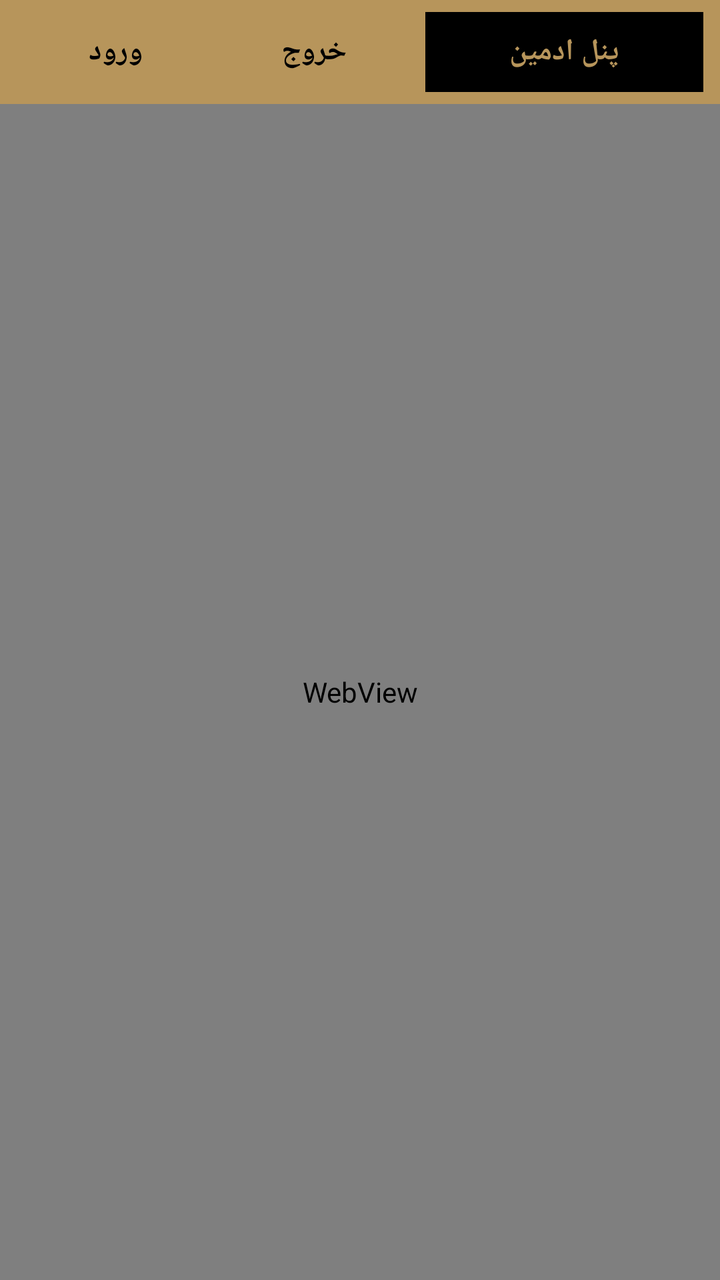
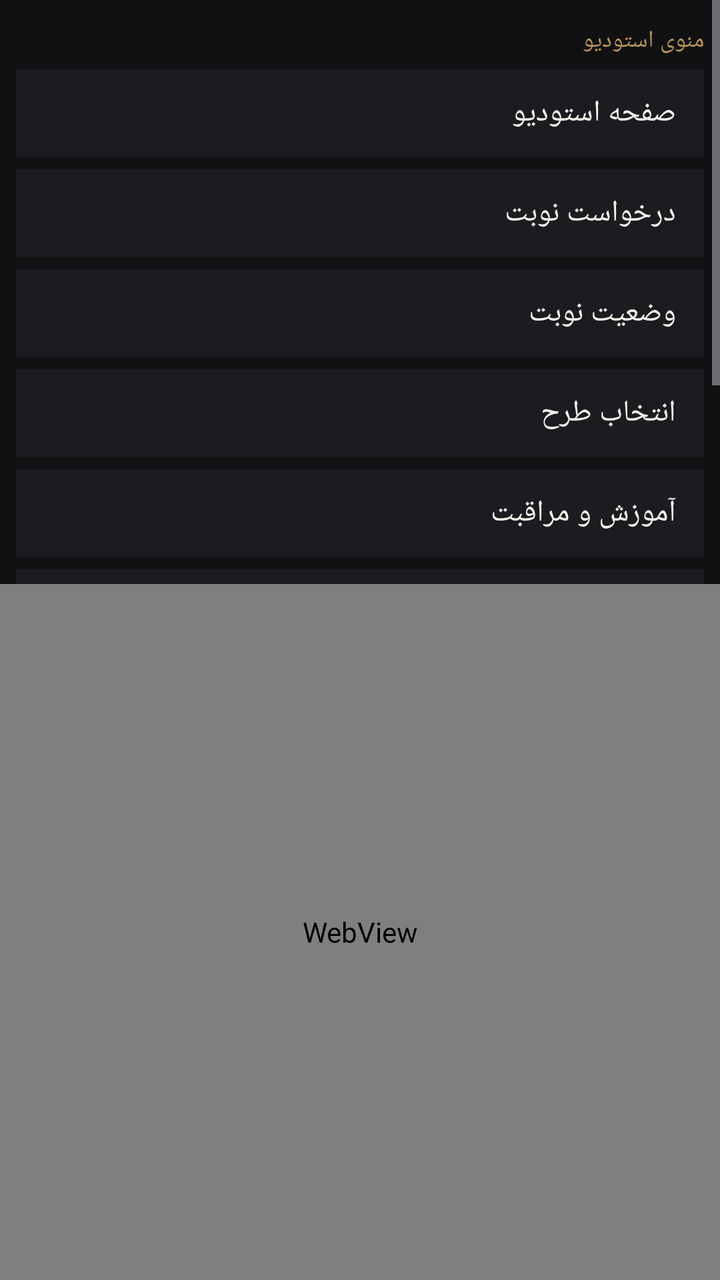

Two renders of the same Android screen: before a commit and after it. Below are the layout's source before the change and the commit's diff.
<!-- AndroidManifest.xml: application theme AppTheme -->
<!-- res/layout/activity_main.xml -->
<?xml version="1.0" encoding="utf-8"?>
<LinearLayout xmlns:android="http://schemas.android.com/apk/res/android"
    android:layout_width="match_parent"
    android:layout_height="match_parent"
    android:background="#0B0B0C"
    android:orientation="vertical">

    <LinearLayout
        android:id="@+id/ownerChrome"
        android:layout_width="match_parent"
        android:layout_height="52dp"
        android:background="#B7955B"
        android:gravity="center_vertical"
        android:orientation="horizontal"
        android:paddingStart="8dp"
        android:paddingEnd="8dp"
        android:visibility="visible">

        <TextView
            android:id="@+id/loginBar"
            android:layout_width="0dp"
            android:layout_height="40dp"
            android:layout_weight="1"
            android:gravity="center"
            android:text="ورود"
            android:textColor="#000000"
            android:textSize="15sp"
            android:textStyle="bold" />

        <TextView
            android:id="@+id/logoutBar"
            android:layout_width="0dp"
            android:layout_height="40dp"
            android:layout_weight="1"
            android:gravity="center"
            android:text="خروج"
            android:textColor="#000000"
            android:textSize="15sp"
            android:textStyle="bold" />

        <TextView
            android:id="@+id/adminBar"
            android:layout_width="0dp"
            android:layout_height="40dp"
            android:layout_marginStart="6dp"
            android:layout_weight="1.4"
            android:background="#000000"
            android:gravity="center"
            android:text="پنل ادمین"
            android:textColor="#B7955B"
            android:textSize="15sp"
            android:textStyle="bold" />
    </LinearLayout>

    <WebView
        android:id="@+id/web"
        android:layout_width="match_parent"
        android:layout_height="0dp"
        android:layout_weight="1"
        android:importantForAutofill="yes" />
</LinearLayout>
<!-- resources referenced by this layout -->
<resources>
  <style name="AppTheme" parent="@android:style/Theme.DeviceDefault.NoActionBar">
          <item name="android:statusBarColor">#0B0B0C</item>
          <item name="android:navigationBarColor">#0B0B0C</item>
          <item name="android:windowBackground">#0B0B0C</item>
          <item name="android:colorPrimary">#B7955B</item>
      </style>
</resources>

<!-- the commit's change to res/layout/activity_main.xml (unified diff, before → after) -->
@@ -5,52 +5,70 @@
     android:background="#0B0B0C"
     android:orientation="vertical">
 
-    <LinearLayout
+    <ScrollView
         android:id="@+id/ownerChrome"
         android:layout_width="match_parent"
-        android:layout_height="52dp"
-        android:background="#B7955B"
-        android:gravity="center_vertical"
-        android:orientation="horizontal"
-        android:paddingStart="8dp"
-        android:paddingEnd="8dp"
-        android:visibility="visible">
+        android:layout_height="292dp"
+        android:background="#111113"
+        android:fillViewport="true">
 
-        <TextView
-            android:id="@+id/loginBar"
-            android:layout_width="0dp"
-            android:layout_height="40dp"
-            android:layout_weight="1"
-            android:gravity="center"
-            android:text="ورود"
-            android:textColor="#000000"
-            android:textSize="15sp"
-            android:textStyle="bold" />
+        <LinearLayout
+            android:layout_width="match_parent"
+            android:layout_height="wrap_content"
+            android:orientation="vertical"
+            android:padding="8dp">
 
-        <TextView
-            android:id="@+id/logoutBar"
-            android:layout_width="0dp"
-            android:layout_height="40dp"
-            android:layout_weight="1"
-            android:gravity="center"
-            android:text="خروج"
-            android:textColor="#000000"
-            android:textSize="15sp"
-            android:textStyle="bold" />
+            <TextView
+                android:layout_width="match_parent"
+                android:layout_height="wrap_content"
+                android:paddingStart="8dp"
+                android:paddingTop="4dp"
+                android:paddingBottom="6dp"
+                android:text="منوی استودیو"
+                android:textColor="#B7955B"
+                android:textSize="12sp" />
 
-        <TextView
-            android:id="@+id/adminBar"
-            android:layout_width="0dp"
-            android:layout_height="40dp"
-            android:layout_marginStart="6dp"
-            android:layout_weight="1.4"
-            android:background="#000000"
-            android:gravity="center"
-            android:text="پنل ادمین"
-            android:textColor="#B7955B"
-            android:textSize="15sp"
-            android:textStyle="bold" />
-    </LinearLayout>
+            <TextView
+                android:id="@+id/menuHome"
+                style="@style/StudioMenuItem"
+                android:text="صفحه استودیو" />
+
+            <TextView
+                android:id="@+id/menuRequest"
+                style="@style/StudioMenuItem"
+                android:text="درخواست نوبت" />
+
+            <TextView
+                android:id="@+id/menuStatus"
+                style="@style/StudioMenuItem"
+                android:text="وضعیت نوبت" />
+
+            <TextView
+                android:id="@+id/menuDesigns"
+                style="@style/StudioMenuItem"
+                android:text="انتخاب طرح" />
+
+            <TextView
+                android:id="@+id/menuGuide"
+                style="@style/StudioMenuItem"
+                android:text="آموزش و مراقبت" />
+
+            <TextView
+                android:id="@+id/adminBar"
+                style="@style/StudioMenuItem"
+                android:text="پنل ادمین · در مرورگر" />
+
+            <TextView
+                android:id="@+id/loginBar"
+                style="@style/StudioMenuItem"
+                android:text="ورود" />
+
+            <TextView
+                android:id="@+id/logoutBar"
+                style="@style/StudioMenuItem"
+                android:text="خروج" />
+        </LinearLayout>
+    </ScrollView>
 
     <WebView
         android:id="@+id/web"
<!-- resource entries referenced after the edit -->
@@ -1,5 +1,16 @@
 <!-- resources referenced by this layout -->
 <resources>
+  <style name="StudioMenuItem">
+          <item name="android:layout_width">match_parent</item>
+          <item name="android:layout_height">44dp</item>
+          <item name="android:layout_marginBottom">6dp</item>
+          <item name="android:background">#1C1C20</item>
+          <item name="android:gravity">center_vertical|right</item>
+          <item name="android:paddingStart">14dp</item>
+          <item name="android:paddingEnd">14dp</item>
+          <item name="android:textColor">#F4F1EA</item>
+          <item name="android:textSize">15sp</item>
+      </style>
   <style name="AppTheme" parent="@android:style/Theme.DeviceDefault.NoActionBar">
           <item name="android:statusBarColor">#0B0B0C</item>
           <item name="android:navigationBarColor">#0B0B0C</item>
